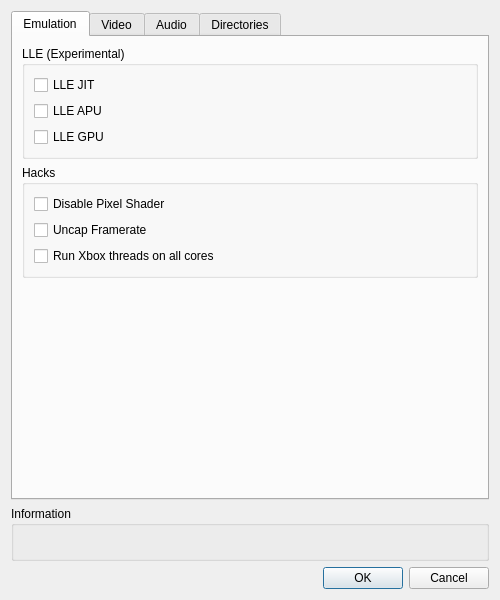
This is gui/emu_settings.ui in literalmente-game/CxBx-Reloaded-QT-GUI as Qt 5 draws it before an edit. The edited form follows.
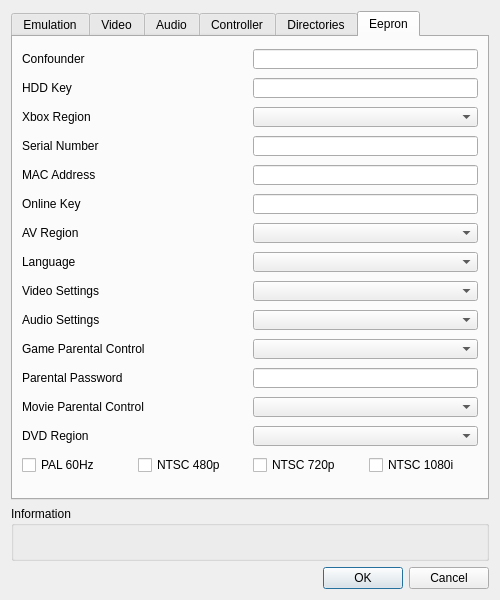
This is the edited form. The open tabs and pages were chosen to show the change.

Commit message: Added menus on Emulation(Start, Start D, Stop), Debug(Console, File...), HLE Cache(Clear Rescan). Added Controller and Eepron tabs.

Diff of the .ui file:
```diff
--- a/gui/emu_settings.ui
+++ b/gui/emu_settings.ui
@@ -263,6 +263,20 @@
        </item>
       </layout>
      </widget>
+     <widget class="QWidget" name="controllerTab">
+      <attribute name="title">
+       <string>Controller</string>
+      </attribute>
+      <layout class="QVBoxLayout" name="verticalLayout_13">
+       <item>
+        <widget class="QCheckBox" name="cbXinput">
+         <property name="text">
+          <string>XInput</string>
+         </property>
+        </widget>
+       </item>
+      </layout>
+     </widget>
      <widget class="QWidget" name="directoryTab">
       <attribute name="title">
        <string>Directories</string>
@@ -350,6 +364,339 @@
        </item>
       </layout>
      </widget>
+     <widget class="QWidget" name="eepronTab">
+      <attribute name="title">
+       <string>Eepron</string>
+      </attribute>
+      <layout class="QVBoxLayout" name="verticalLayout_12">
+       <item>
+        <layout class="QHBoxLayout" name="hlConfunder">
+         <item>
+          <widget class="QLabel" name="lblConfunder">
+           <property name="text">
+            <string>Confounder</string>
+           </property>
+          </widget>
+         </item>
+         <item>
+          <widget class="QLineEdit" name="edtConfunder">
+           <property name="maximumSize">
+            <size>
+             <width>225</width>
+             <height>20</height>
+            </size>
+           </property>
+          </widget>
+         </item>
+        </layout>
+       </item>
+       <item>
+        <layout class="QHBoxLayout" name="hlHDDKey">
+         <item>
+          <widget class="QLabel" name="lblHDDKey">
+           <property name="text">
+            <string>HDD Key</string>
+           </property>
+          </widget>
+         </item>
+         <item>
+          <widget class="QLineEdit" name="edtHDDKey">
+           <property name="maximumSize">
+            <size>
+             <width>225</width>
+             <height>20</height>
+            </size>
+           </property>
+          </widget>
+         </item>
+        </layout>
+       </item>
+       <item>
+        <layout class="QHBoxLayout" name="hlXboxRegion">
+         <item>
+          <widget class="QLabel" name="lblXboxRegion">
+           <property name="text">
+            <string>Xbox Region</string>
+           </property>
+          </widget>
+         </item>
+         <item>
+          <widget class="QComboBox" name="combXboxRegion">
+           <property name="maximumSize">
+            <size>
+             <width>225</width>
+             <height>20</height>
+            </size>
+           </property>
+          </widget>
+         </item>
+        </layout>
+       </item>
+       <item>
+        <layout class="QHBoxLayout" name="hlSerialNum">
+         <item>
+          <widget class="QLabel" name="lblSerialNum">
+           <property name="text">
+            <string>Serial Number</string>
+           </property>
+          </widget>
+         </item>
+         <item>
+          <widget class="QLineEdit" name="edtSerialNum">
+           <property name="maximumSize">
+            <size>
+             <width>225</width>
+             <height>20</height>
+            </size>
+           </property>
+          </widget>
+         </item>
+        </layout>
+       </item>
+       <item>
+        <layout class="QHBoxLayout" name="hlMacAddress">
+         <item>
+          <widget class="QLabel" name="lblMacAddress">
+           <property name="text">
+            <string>MAC Address</string>
+           </property>
+          </widget>
+         </item>
+         <item>
+          <widget class="QLineEdit" name="edtMacAddress">
+           <property name="maximumSize">
+            <size>
+             <width>225</width>
+             <height>20</height>
+            </size>
+           </property>
+          </widget>
+         </item>
+        </layout>
+       </item>
+       <item>
+        <layout class="QHBoxLayout" name="hlOnlineKey">
+         <item>
+          <widget class="QLabel" name="lblOnlineKey">
+           <property name="text">
+            <string>Online Key</string>
+           </property>
+          </widget>
+         </item>
+         <item>
+          <widget class="QLineEdit" name="edtOnlineKey">
+           <property name="maximumSize">
+            <size>
+             <width>225</width>
+             <height>20</height>
+            </size>
+           </property>
+          </widget>
+         </item>
+        </layout>
+       </item>
+       <item>
+        <layout class="QHBoxLayout" name="hlAvRegion">
+         <item>
+          <widget class="QLabel" name="lblAvRegion">
+           <property name="text">
+            <string>AV Region</string>
+           </property>
+          </widget>
+         </item>
+         <item>
+          <widget class="QComboBox" name="combAvRegion">
+           <property name="maximumSize">
+            <size>
+             <width>225</width>
+             <height>20</height>
+            </size>
+           </property>
+          </widget>
+         </item>
+        </layout>
+       </item>
+       <item>
+        <layout class="QHBoxLayout" name="hlLanguage">
+         <item>
+          <widget class="QLabel" name="lblLanguage">
+           <property name="text">
+            <string>Language</string>
+           </property>
+          </widget>
+         </item>
+         <item>
+          <widget class="QComboBox" name="combLanguage">
+           <property name="maximumSize">
+            <size>
+             <width>225</width>
+             <height>20</height>
+            </size>
+           </property>
+          </widget>
+         </item>
+        </layout>
+       </item>
+       <item>
+        <layout class="QHBoxLayout" name="hlVideoSettings">
+         <item>
+          <widget class="QLabel" name="lblVideoSettings">
+           <property name="text">
+            <string>Video Settings</string>
+           </property>
+          </widget>
+         </item>
+         <item>
+          <widget class="QComboBox" name="combVideoSettings">
+           <property name="maximumSize">
+            <size>
+             <width>225</width>
+             <height>20</height>
+            </size>
+           </property>
+          </widget>
+         </item>
+        </layout>
+       </item>
+       <item>
+        <layout class="QHBoxLayout" name="hlAudioSettings">
+         <item>
+          <widget class="QLabel" name="lblAudioSettings">
+           <property name="text">
+            <string>Audio Settings</string>
+           </property>
+          </widget>
+         </item>
+         <item>
+          <widget class="QComboBox" name="combAudioSettings">
+           <property name="maximumSize">
+            <size>
+             <width>225</width>
+             <height>20</height>
+            </size>
+           </property>
+          </widget>
+         </item>
+        </layout>
+       </item>
+       <item>
+        <layout class="QHBoxLayout" name="hlGameParental">
+         <item>
+          <widget class="QLabel" name="lblGameParental">
+           <property name="text">
+            <string>Game Parental Control</string>
+           </property>
+          </widget>
+         </item>
+         <item>
+          <widget class="QComboBox" name="combGameParental">
+           <property name="maximumSize">
+            <size>
+             <width>225</width>
+             <height>20</height>
+            </size>
+           </property>
+          </widget>
+         </item>
+        </layout>
+       </item>
+       <item>
+        <layout class="QHBoxLayout" name="hlParentalPass">
+         <item>
+          <widget class="QLabel" name="lblParentalPass">
+           <property name="text">
+            <string>Parental Password</string>
+           </property>
+          </widget>
+         </item>
+         <item>
+          <widget class="QLineEdit" name="edtParentalPass">
+           <property name="maximumSize">
+            <size>
+             <width>225</width>
+             <height>20</height>
+            </size>
+           </property>
+          </widget>
+         </item>
+        </layout>
+       </item>
+       <item>
+        <layout class="QHBoxLayout" name="hlMovieParental">
+         <item>
+          <widget class="QLabel" name="lblMovieParental">
+           <property name="text">
+            <string>Movie Parental Control</string>
+           </property>
+          </widget>
+         </item>
+         <item>
+          <widget class="QComboBox" name="combMovieParental">
+           <property name="maximumSize">
+            <size>
+             <width>225</width>
+             <height>20</height>
+            </size>
+           </property>
+          </widget>
+         </item>
+        </layout>
+       </item>
+       <item>
+        <layout class="QHBoxLayout" name="hlDVDRegion">
+         <item>
+          <widget class="QLabel" name="lblDVDRegion">
+           <property name="text">
+            <string>DVD Region</string>
+           </property>
+          </widget>
+         </item>
+         <item>
+          <widget class="QComboBox" name="combDVDRegion">
+           <property name="maximumSize">
+            <size>
+             <width>225</width>
+             <height>20</height>
+            </size>
+           </property>
+          </widget>
+         </item>
+        </layout>
+       </item>
+       <item>
+        <layout class="QHBoxLayout" name="hlColorSystem">
+         <item>
+          <widget class="QCheckBox" name="cbNtsc1080i">
+           <property name="text">
+            <string>PAL 60Hz</string>
+           </property>
+          </widget>
+         </item>
+         <item>
+          <widget class="QCheckBox" name="cbNtsc480">
+           <property name="text">
+            <string>NTSC 480p</string>
+           </property>
+          </widget>
+         </item>
+         <item>
+          <widget class="QCheckBox" name="cbPal60">
+           <property name="text">
+            <string>NTSC 720p</string>
+           </property>
+          </widget>
+         </item>
+         <item>
+          <widget class="QCheckBox" name="cbNtsc720">
+           <property name="text">
+            <string>NTSC 1080i</string>
+           </property>
+          </widget>
+         </item>
+        </layout>
+       </item>
+      </layout>
+     </widget>
     </widget>
    </item>
    <item>
```
Left out of the diff: 17 changed lines with no effect on the pictures. The commit also changes 6 other files.
